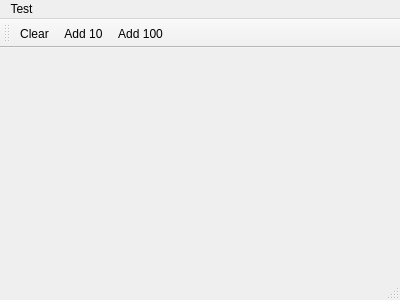
Before: the Qt Designer form mainwindow.ui in andsoft/balls, drawn with Qt 5.
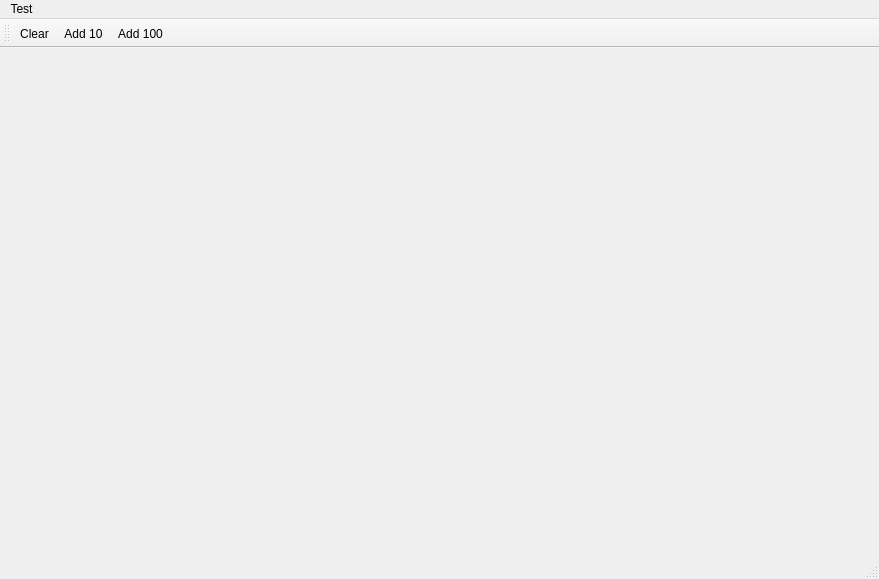
After: the same form once the commit is applied.

Patch:
```diff
--- a/mainwindow.ui
+++ b/mainwindow.ui
@@ -6,8 +6,8 @@
    <rect>
     <x>0</x>
     <y>0</y>
-    <width>400</width>
-    <height>300</height>
+    <width>879</width>
+    <height>579</height>
    </rect>
   </property>
   <property name="windowTitle">
@@ -19,7 +19,7 @@
     <rect>
      <x>0</x>
      <y>0</y>
-     <width>400</width>
+     <width>879</width>
      <height>25</height>
     </rect>
    </property>
```
